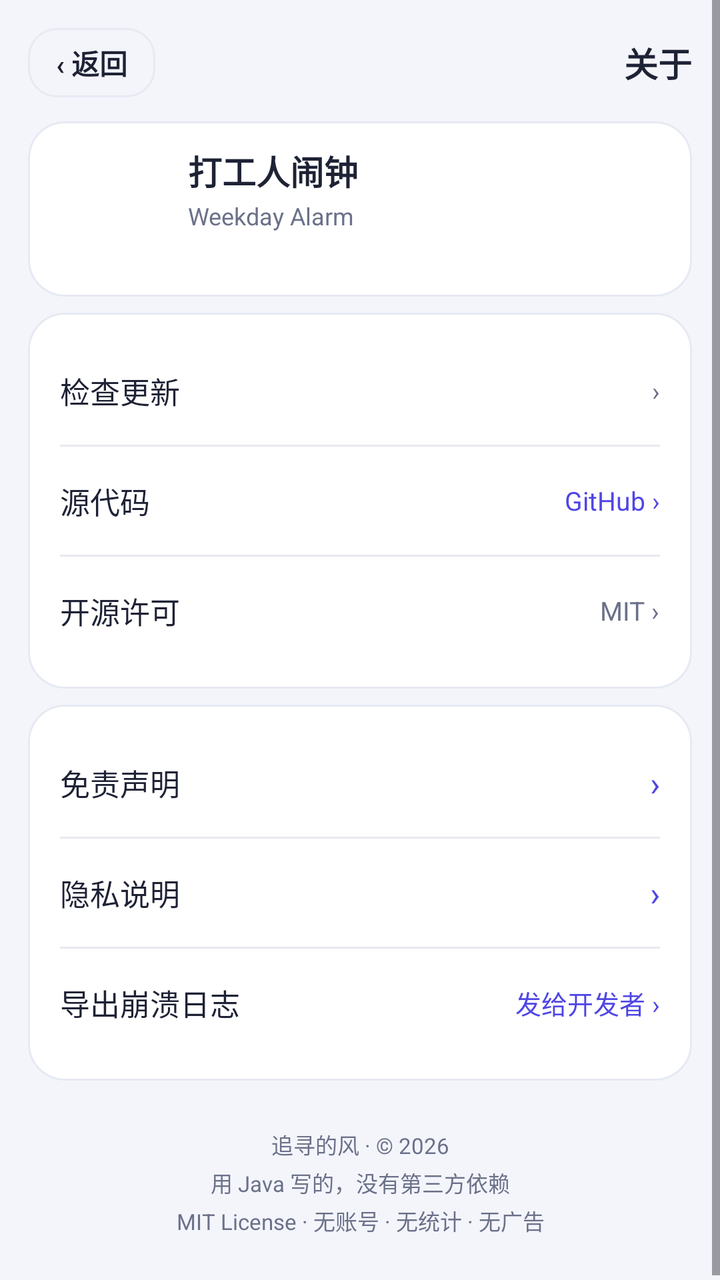
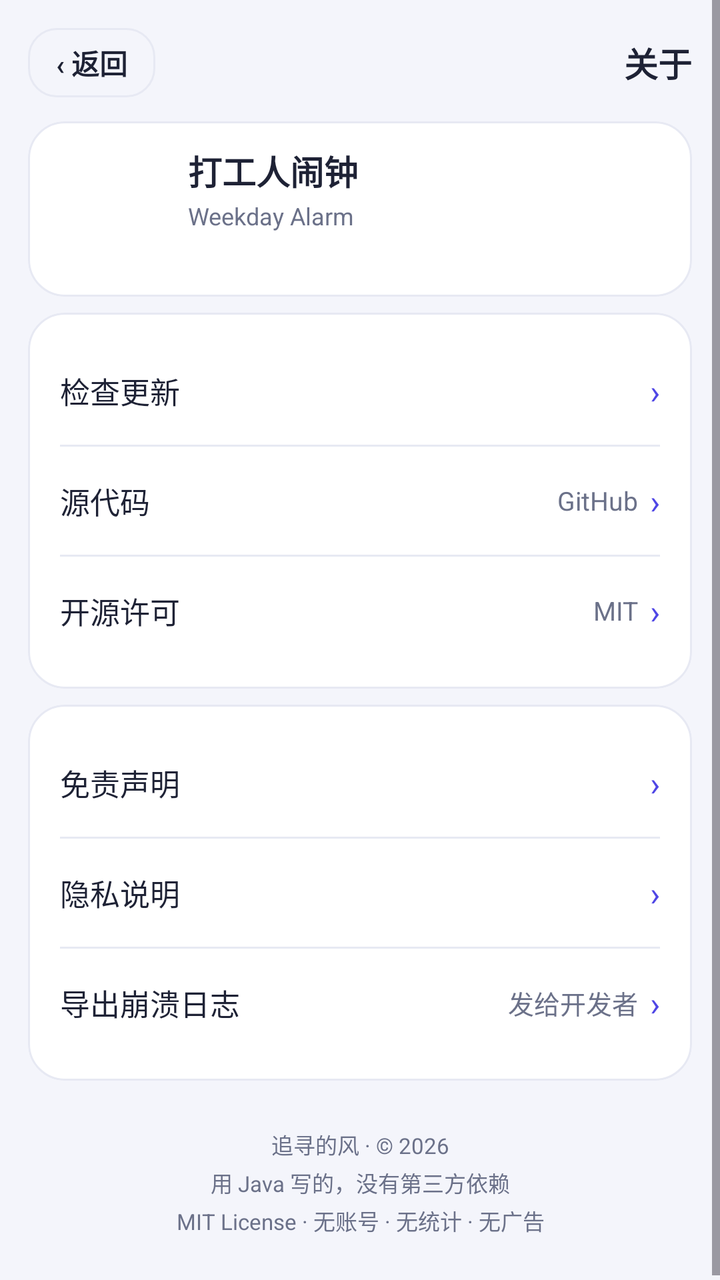

Screens rendered from an Android XML layout before and after an edit, with the pre-edit source and the edit as a unified diff.
<!-- AndroidManifest.xml: application theme Theme.WeekdayAlarm -->
<!-- res/layout/activity_about.xml -->
<?xml version="1.0" encoding="utf-8"?>
<ScrollView xmlns:android="http://schemas.android.com/apk/res/android"
    android:layout_width="match_parent"
    android:layout_height="match_parent"
    android:background="@color/bg"
    android:fitsSystemWindows="true">

    <LinearLayout
        android:layout_width="match_parent"
        android:layout_height="wrap_content"
        android:orientation="vertical"
        android:paddingStart="14dp"
        android:paddingTop="14dp"
        android:paddingEnd="14dp"
        android:paddingBottom="@dimen/space_24">

        
        <LinearLayout
            android:layout_width="match_parent"
            android:layout_height="wrap_content"
            android:layout_marginBottom="@dimen/space_12"
            android:gravity="center_vertical"
            android:orientation="horizontal">

            <TextView
                android:id="@+id/btn_back"
                android:layout_width="wrap_content"
                android:layout_height="wrap_content"
                android:background="@drawable/bg_time_outline"
                android:clickable="true"
                android:focusable="true"
                android:paddingStart="14dp"
                android:paddingTop="7dp"
                android:paddingEnd="14dp"
                android:paddingBottom="7dp"
                android:text="‹ 返回"
                android:textColor="@color/ink"
                android:textSize="14sp"
                android:textStyle="bold" />

            <TextView
                android:layout_width="0dp"
                android:layout_height="wrap_content"
                android:layout_weight="1"
                android:gravity="end"
                android:text="@string/about_title"
                android:textColor="@color/ink"
                android:textSize="17sp"
                android:textStyle="bold" />
        </LinearLayout>

        
        <LinearLayout
            style="@style/HelpCard"
            android:clipToOutline="true"
            android:gravity="center_vertical"
            android:orientation="horizontal">

            <ImageView
                android:layout_width="52dp"
                android:layout_height="52dp"
                android:contentDescription="@string/about_app_name"
                android:src="@mipmap/ic_launcher" />

            <LinearLayout
                android:layout_width="0dp"
                android:layout_height="wrap_content"
                android:layout_weight="1"
                android:layout_marginStart="@dimen/space_12"
                android:orientation="vertical">

                <TextView
                    android:layout_width="wrap_content"
                    android:layout_height="wrap_content"
                    android:text="@string/about_app_name"
                    android:textColor="@color/ink"
                    android:textSize="17sp"
                    android:textStyle="bold" />

                <TextView
                    android:layout_width="wrap_content"
                    android:layout_height="wrap_content"
                    android:layout_marginTop="@dimen/space_2"
                    android:text="@string/about_app_name_en"
                    android:textColor="@color/sub"
                    android:textSize="12sp" />

                <TextView
                    android:id="@+id/tv_version"
                    android:layout_width="wrap_content"
                    android:layout_height="wrap_content"
                    android:layout_marginTop="@dimen/space_4"
                    android:textColor="@color/sub"
                    android:textSize="12sp" />
            </LinearLayout>
        </LinearLayout>

        
        <LinearLayout
            style="@style/HelpCard"
            android:clipToOutline="true"
            android:orientation="vertical">

            
            <LinearLayout
                android:id="@+id/row_check_update"
                android:layout_width="match_parent"
                android:layout_height="wrap_content"
                android:background="?attr/selectableItemBackground"
                android:clickable="true"
                android:focusable="true"
                android:gravity="center_vertical"
                android:minHeight="54dp"
                android:orientation="horizontal">

                <TextView
                    style="@style/SettingsTitle"
                    android:layout_width="0dp"
                    android:layout_height="wrap_content"
                    android:layout_weight="1"
                    android:text="@string/about_check_update" />

                <TextView
                    android:id="@+id/tv_check_update_value"
                    android:layout_width="wrap_content"
                    android:layout_height="wrap_content"
                    android:text="@string/about_check_update_value"
                    android:textColor="@color/sub"
                    android:textSize="13sp" />
            </LinearLayout>

            <View
                android:layout_width="match_parent"
                android:layout_height="1dp"
                android:background="@color/line" />

            <LinearLayout
                android:id="@+id/row_source"
                android:layout_width="match_parent"
                android:layout_height="wrap_content"
                android:background="?attr/selectableItemBackground"
                android:clickable="true"
                android:focusable="true"
                android:gravity="center_vertical"
                android:minHeight="54dp"
                android:orientation="horizontal">

                <TextView
                    style="@style/SettingsTitle"
                    android:layout_width="0dp"
                    android:layout_height="wrap_content"
                    android:layout_weight="1"
                    android:text="@string/about_source" />

                <TextView
                    android:layout_width="wrap_content"
                    android:layout_height="wrap_content"
                    android:text="@string/about_source_value"
                    android:textColor="@color/indigo"
                    android:textSize="13sp" />
            </LinearLayout>

            <View
                android:layout_width="match_parent"
                android:layout_height="1dp"
                android:background="@color/line" />

            <LinearLayout
                android:id="@+id/row_license"
                android:layout_width="match_parent"
                android:layout_height="wrap_content"
                android:background="?attr/selectableItemBackground"
                android:clickable="true"
                android:focusable="true"
                android:gravity="center_vertical"
                android:minHeight="54dp"
                android:orientation="horizontal">

                <TextView
                    style="@style/SettingsTitle"
                    android:layout_width="0dp"
                    android:layout_height="wrap_content"
                    android:layout_weight="1"
                    android:text="@string/about_license" />

                <TextView
                    android:layout_width="wrap_content"
                    android:layout_height="wrap_content"
                    android:text="@string/about_license_value"
                    android:textColor="@color/sub"
                    android:textSize="13sp" />
            </LinearLayout>
        </LinearLayout>

        
        <LinearLayout
            style="@style/HelpCard"
            android:clipToOutline="true"
            android:orientation="vertical">

            <LinearLayout
                android:id="@+id/row_disclaimer"
                android:layout_width="match_parent"
                android:layout_height="wrap_content"
                android:background="?attr/selectableItemBackground"
                android:clickable="true"
                android:focusable="true"
                android:gravity="center_vertical"
                android:minHeight="54dp"
                android:orientation="horizontal">

                <TextView
                    style="@style/SettingsTitle"
                    android:layout_width="0dp"
                    android:layout_height="wrap_content"
                    android:layout_weight="1"
                    android:text="@string/about_disclaimer" />

                <TextView style="@style/SettingsChevron" />
            </LinearLayout>

            <View
                android:layout_width="match_parent"
                android:layout_height="1dp"
                android:background="@color/line" />

            <LinearLayout
                android:id="@+id/row_privacy"
                android:layout_width="match_parent"
                android:layout_height="wrap_content"
                android:background="?attr/selectableItemBackground"
                android:clickable="true"
                android:focusable="true"
                android:gravity="center_vertical"
                android:minHeight="54dp"
                android:orientation="horizontal">

                <TextView
                    style="@style/SettingsTitle"
                    android:layout_width="0dp"
                    android:layout_height="wrap_content"
                    android:layout_weight="1"
                    android:text="@string/about_privacy" />

                <TextView style="@style/SettingsChevron" />
            </LinearLayout>

            <View
                android:layout_width="match_parent"
                android:layout_height="1dp"
                android:background="@color/line" />

            <LinearLayout
                android:id="@+id/row_export_crash"
                android:layout_width="match_parent"
                android:layout_height="wrap_content"
                android:background="?attr/selectableItemBackground"
                android:clickable="true"
                android:focusable="true"
                android:gravity="center_vertical"
                android:minHeight="54dp"
                android:orientation="horizontal">

                <TextView
                    style="@style/SettingsTitle"
                    android:layout_width="0dp"
                    android:layout_height="wrap_content"
                    android:layout_weight="1"
                    android:text="@string/about_export_crash" />

                <TextView
                    android:layout_width="wrap_content"
                    android:layout_height="wrap_content"
                    android:text="@string/about_export_crash_value"
                    android:textColor="@color/indigo"
                    android:textSize="13sp" />
            </LinearLayout>
        </LinearLayout>

        <TextView
            android:layout_width="match_parent"
            android:layout_height="wrap_content"
            android:layout_marginTop="@dimen/space_16"
            android:gravity="center"
            android:lineSpacingExtra="3dp"
            android:text="@string/about_footer"
            android:textColor="@color/sub"
            android:textSize="11sp" />
    </LinearLayout>
</ScrollView>
<!-- resources referenced by this layout -->
<resources>
  <color name="bg">#F4F5FB</color>
  <color name="indigo">#4F46E5</color>
  <color name="ink">#1E2235</color>
  <color name="line">#E7E9F3</color>
  <color name="sub">#6B7189</color>
  <dimen name="space_12">12dp</dimen>
  <dimen name="space_16">16dp</dimen>
  <dimen name="space_2">2dp</dimen>
  <dimen name="space_24">24dp</dimen>
  <dimen name="space_4">4dp</dimen>
  <!-- drawable bg_time_outline (drawable) -->
  <?xml version="1.0" encoding="utf-8"?>
  <ripple xmlns:android="http://schemas.android.com/apk/res/android"
      android:color="#1F4F46E5">
      <item>
          <shape android:shape="rectangle">
              <solid android:color="@color/bg" />
              <corners android:radius="@dimen/radius_row" />
              <stroke android:width="1dp" android:color="@color/line" />
          </shape>
      </item>
  </ripple>
  <string name="about_app_name">打工人闹钟</string>
  <string name="about_app_name_en">Weekday Alarm</string>
  <string name="about_check_update">检查更新</string>
  <string name="about_check_update_value">›</string>
  <string name="about_disclaimer">免责声明</string>
  <string name="about_export_crash">导出崩溃日志</string>
  <string name="about_export_crash_value">发给开发者 ›</string>
  <string name="about_footer">追寻的风 · © 2026\n用 Java 写的，没有第三方依赖\nMIT License · 无账号 · 无统计 · 无广告</string>
  <string name="about_license">开源许可</string>
  <string name="about_license_value">MIT ›</string>
  <string name="about_privacy">隐私说明</string>
  <string name="about_source">源代码</string>
  <string name="about_source_value">GitHub ›</string>
  <string name="about_title">关于</string>
  <style name="SettingsChevron">
          <item name="android:layout_width">wrap_content</item>
          <item name="android:layout_height">wrap_content</item>
          <item name="android:layout_marginStart">@dimen/space_6</item>
          <item name="android:text">›</item>
          <item name="android:textColor">@color/indigo</item>
          <item name="android:textSize">17sp</item>
      </style>
  <style name="SettingsTitle">
          <item name="android:textColor">@color/ink</item>
          <item name="android:textSize">15sp</item>
      </style>
  <style name="Theme.WeekdayAlarm" parent="Theme.Material3.DayNight.NoActionBar">
          <item name="colorPrimary">@color/indigo</item>
          <item name="colorPrimaryVariant">@color/indigo_dark</item>
          <item name="colorOnPrimary">@color/white</item>
          <item name="android:statusBarColor">@color/bg</item>
          <item name="android:windowLightStatusBar">true</item>
      </style>
  <dimen name="radius_row">14dp</dimen>
  <!-- drawable ic_launcher_bg (drawable) -->
  <?xml version="1.0" encoding="utf-8"?>
  <shape xmlns:android="http://schemas.android.com/apk/res/android"
      android:shape="rectangle">
      <gradient
          android:angle="135"
          android:endColor="#7C3AED"
          android:startColor="#4F46E5" />
  </shape>
  <dimen name="space_8">8dp</dimen>
  <!-- drawable bg_card (drawable) -->
  <?xml version="1.0" encoding="utf-8"?>
  <shape xmlns:android="http://schemas.android.com/apk/res/android"
      android:shape="rectangle">
      <solid android:color="@color/card" />
      <corners android:radius="@dimen/radius_card" />
      <stroke android:width="1dp" android:color="@color/line" />
  </shape>
  <dimen name="space_6">6dp</dimen>
  <color name="indigo_dark">#4338CA</color>
  <color name="white">#FFFFFFFF</color>
  <color name="card">#FFFFFF</color>
  <dimen name="radius_card">18dp</dimen>
  <!-- unchanged entries left out for length: 3 -->
</resources>

<!-- the commit's change to res/layout/activity_about.xml (unified diff, before → after) -->
@@ -122,11 +122,11 @@
 
                 <TextView
                     android:id="@+id/tv_check_update_value"
-                    android:layout_width="wrap_content"
-                    android:layout_height="wrap_content"
-                    android:text="@string/about_check_update_value"
-                    android:textColor="@color/sub"
-                    android:textSize="13sp" />
+                    style="@style/SettingsValue"
+                    android:layout_width="wrap_content"
+                    android:layout_height="wrap_content" />
+
+                <TextView style="@style/SettingsChevron" />
             </LinearLayout>
 
             <View
@@ -153,11 +153,13 @@
                     android:text="@string/about_source" />
 
                 <TextView
-                    android:layout_width="wrap_content"
-                    android:layout_height="wrap_content"
-                    android:text="@string/about_source_value"
-                    android:textColor="@color/indigo"
-                    android:textSize="13sp" />
+                    style="@style/SettingsValue"
+                    android:layout_width="wrap_content"
+                    android:layout_height="wrap_content"
+                    android:gravity="end"
+                    android:text="@string/about_source_value" />
+
+                <TextView style="@style/SettingsChevron" />
             </LinearLayout>
 
             <View
@@ -184,11 +186,13 @@
                     android:text="@string/about_license" />
 
                 <TextView
-                    android:layout_width="wrap_content"
-                    android:layout_height="wrap_content"
-                    android:text="@string/about_license_value"
-                    android:textColor="@color/sub"
-                    android:textSize="13sp" />
+                    style="@style/SettingsValue"
+                    android:layout_width="wrap_content"
+                    android:layout_height="wrap_content"
+                    android:gravity="end"
+                    android:text="@string/about_license_value" />
+
+                <TextView style="@style/SettingsChevron" />
             </LinearLayout>
         </LinearLayout>
 
@@ -269,11 +273,13 @@
                     android:text="@string/about_export_crash" />
 
                 <TextView
-                    android:layout_width="wrap_content"
-                    android:layout_height="wrap_content"
-                    android:text="@string/about_export_crash_value"
-                    android:textColor="@color/indigo"
-                    android:textSize="13sp" />
+                    style="@style/SettingsValue"
+                    android:layout_width="wrap_content"
+                    android:layout_height="wrap_content"
+                    android:gravity="end"
+                    android:text="@string/about_export_crash_value" />
+
+                <TextView style="@style/SettingsChevron" />
             </LinearLayout>
         </LinearLayout>
 
<!-- resource entries referenced after the edit -->
@@ -25,16 +25,15 @@
   <string name="about_app_name">打工人闹钟</string>
   <string name="about_app_name_en">Weekday Alarm</string>
   <string name="about_check_update">检查更新</string>
-  <string name="about_check_update_value">›</string>
   <string name="about_disclaimer">免责声明</string>
   <string name="about_export_crash">导出崩溃日志</string>
-  <string name="about_export_crash_value">发给开发者 ›</string>
+  <string name="about_export_crash_value">发给开发者</string>
   <string name="about_footer">追寻的风 · © 2026\n用 Java 写的，没有第三方依赖\nMIT License · 无账号 · 无统计 · 无广告</string>
   <string name="about_license">开源许可</string>
-  <string name="about_license_value">MIT ›</string>
+  <string name="about_license_value">MIT</string>
   <string name="about_privacy">隐私说明</string>
   <string name="about_source">源代码</string>
-  <string name="about_source_value">GitHub ›</string>
+  <string name="about_source_value">GitHub</string>
   <string name="about_title">关于</string>
   <style name="SettingsChevron">
           <item name="android:layout_width">wrap_content</item>
@@ -47,6 +46,12 @@
   <style name="SettingsTitle">
           <item name="android:textColor">@color/ink</item>
           <item name="android:textSize">15sp</item>
+      </style>
+  <style name="SettingsValue">
+          <item name="android:textColor">@color/sub</item>
+          <item name="android:textSize">13sp</item>
+          <item name="android:maxLines">1</item>
+          <item name="android:ellipsize">end</item>
       </style>
   <style name="Theme.WeekdayAlarm" parent="Theme.Material3.DayNight.NoActionBar">
           <item name="colorPrimary">@color/indigo</item>
